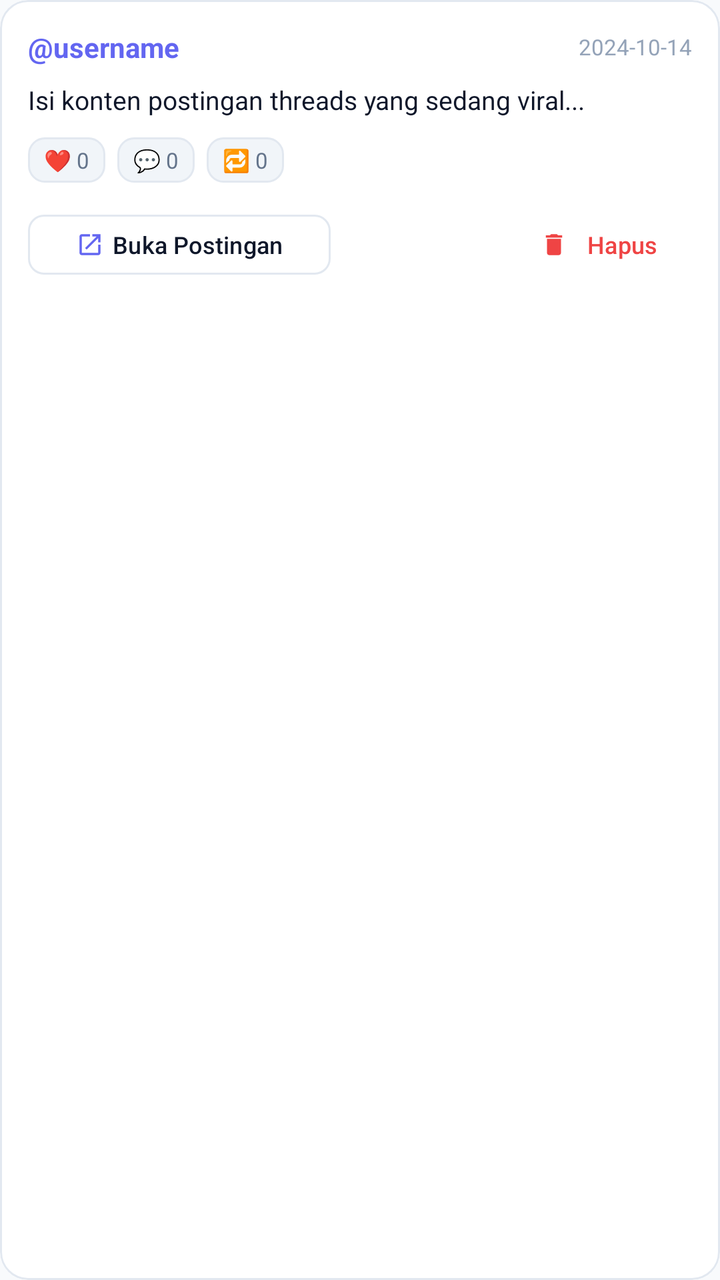
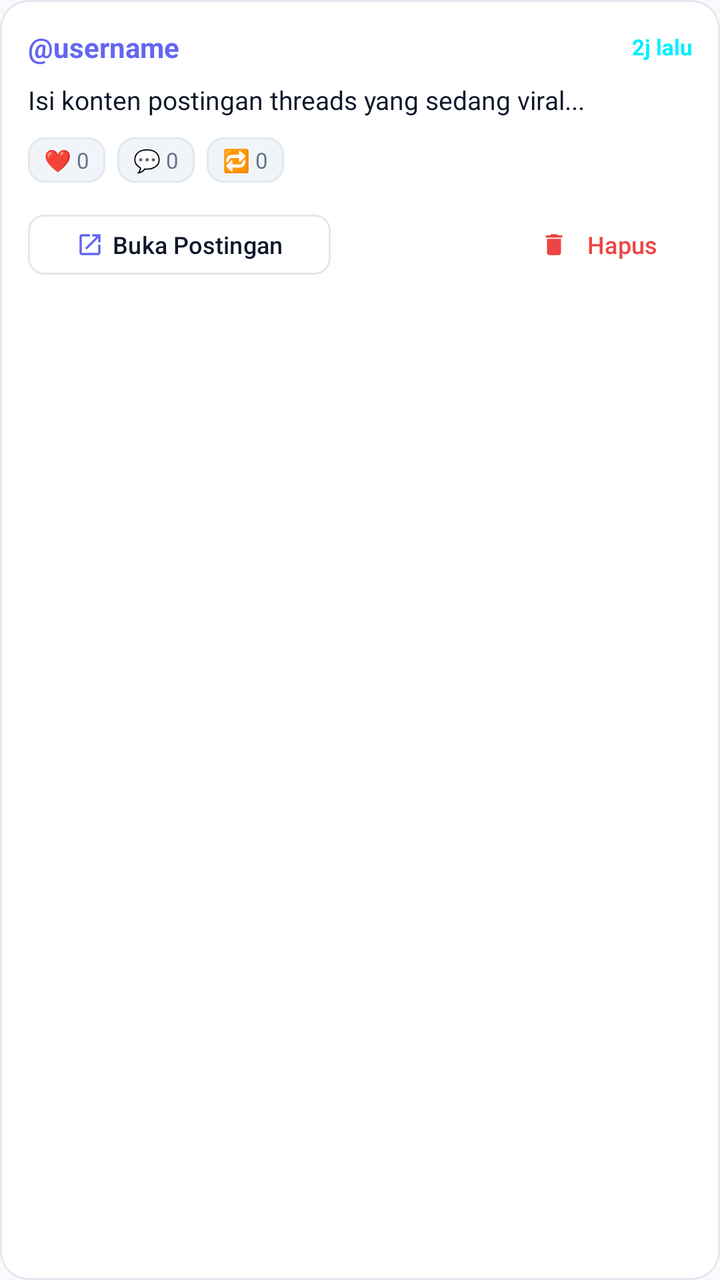

Screens rendered from an Android XML layout before and after an edit, with the pre-edit source and the edit as a unified diff.
<!-- AndroidManifest.xml: application theme Theme.ThreadFlow -->
<!-- res/layout/item_target_post.xml -->
<?xml version="1.0" encoding="utf-8"?>
<com.google.android.material.card.MaterialCardView xmlns:android="http://schemas.android.com/apk/res/android"
    xmlns:app="http://schemas.android.com/apk/res-auto"
    android:layout_width="match_parent"
    android:layout_height="wrap_content"
    android:layout_marginBottom="12dp"
    app:cardBackgroundColor="@color/surface_card"
    app:cardCornerRadius="14dp"
    app:cardElevation="0dp"
    app:strokeColor="@color/stroke_color"
    app:strokeWidth="1dp">

    <LinearLayout
        android:layout_width="match_parent"
        android:layout_height="wrap_content"
        android:orientation="vertical"
        android:padding="14dp">

        <LinearLayout
            android:layout_width="match_parent"
            android:layout_height="wrap_content"
            android:gravity="center_vertical"
            android:orientation="horizontal">

            <TextView
                android:id="@+id/tvAuthor"
                android:layout_width="0dp"
                android:layout_height="wrap_content"
                android:layout_weight="1"
                android:text="@username"
                android:textColor="@color/primary"
                android:textSize="14sp"
                android:textStyle="bold" />

            <TextView
                android:id="@+id/tvDate"
                android:layout_width="wrap_content"
                android:layout_height="wrap_content"
                android:text="2024-10-14"
                android:textColor="@color/text_muted"
                android:textSize="11sp" />
        </LinearLayout>

        <TextView
            android:id="@+id/tvContent"
            android:layout_width="match_parent"
            android:layout_height="wrap_content"
            android:layout_marginTop="8dp"
            android:ellipsize="end"
            android:maxLines="3"
            android:text="Isi konten postingan threads yang sedang viral..."
            android:textColor="@color/text_primary"
            android:textSize="13sp" />

        
        <LinearLayout
            android:layout_width="match_parent"
            android:layout_height="wrap_content"
            android:layout_marginTop="10dp"
            android:gravity="center_vertical"
            android:orientation="horizontal">

            <TextView
                android:id="@+id/tvLikes"
                android:layout_width="wrap_content"
                android:layout_height="wrap_content"
                android:background="@drawable/bg_badge_pill"
                android:paddingHorizontal="8dp"
                android:paddingVertical="4dp"
                android:text="❤️ 0"
                android:textColor="@color/text_secondary"
                android:textSize="11sp" />

            <TextView
                android:id="@+id/tvComments"
                android:layout_width="wrap_content"
                android:layout_height="wrap_content"
                android:layout_marginStart="6dp"
                android:background="@drawable/bg_badge_pill"
                android:paddingHorizontal="8dp"
                android:paddingVertical="4dp"
                android:text="💬 0"
                android:textColor="@color/text_secondary"
                android:textSize="11sp" />

            <TextView
                android:id="@+id/tvReposts"
                android:layout_width="wrap_content"
                android:layout_height="wrap_content"
                android:layout_marginStart="6dp"
                android:background="@drawable/bg_badge_pill"
                android:paddingHorizontal="8dp"
                android:paddingVertical="4dp"
                android:text="🔁 0"
                android:textColor="@color/text_secondary"
                android:textSize="11sp" />
        </LinearLayout>

        
        <LinearLayout
            android:layout_width="match_parent"
            android:layout_height="wrap_content"
            android:layout_marginTop="12dp"
            android:gravity="center_vertical"
            android:orientation="horizontal">

            <com.google.android.material.button.MaterialButton
                android:id="@+id/btnViewPost"
                style="@style/Widget.Material3.Button.OutlinedButton"
                android:layout_width="wrap_content"
                android:layout_height="38dp"
                android:text="@string/btn_view_post"
                android:textColor="@color/text_primary"
                android:textSize="12sp"
                app:cornerRadius="8dp"
                app:icon="@drawable/ic_open_in_new"
                app:iconSize="14dp"
                app:strokeColor="@color/stroke_color" />

            <View
                android:layout_width="0dp"
                android:layout_height="1dp"
                android:layout_weight="1" />

            <com.google.android.material.button.MaterialButton
                android:id="@+id/btnRemove"
                style="@style/Widget.Material3.Button.TextButton"
                android:layout_width="wrap_content"
                android:layout_height="38dp"
                android:text="@string/btn_remove"
                android:textColor="@color/accent_red"
                android:textSize="12sp"
                app:icon="@drawable/ic_delete"
                app:iconSize="14dp"
                app:iconTint="@color/accent_red" />
        </LinearLayout>

    </LinearLayout>
</com.google.android.material.card.MaterialCardView>
<!-- resources referenced by this layout -->
<resources>
  <color name="accent_red">#EF4444</color>
  <color name="primary">#6366F1</color>
  <color name="stroke_color">#E2E8F0</color>
  <color name="surface_card">#FFFFFF</color>
  <color name="text_muted">#94A3B8</color>
  <color name="text_primary">#0F172A</color>
  <color name="text_secondary">#64748B</color>
  <!-- drawable bg_badge_pill (drawable) -->
  <?xml version="1.0" encoding="utf-8"?>
  <shape xmlns:android="http://schemas.android.com/apk/res/android"
      android:shape="rectangle">
      <corners android:radius="8dp" />
      <solid android:color="@color/surface_variant" />
      <stroke android:width="1dp" android:color="@color/stroke_color" />
  </shape>
  <!-- drawable ic_delete (drawable) -->
  <vector xmlns:android="http://schemas.android.com/apk/res/android"
      android:width="24dp"
      android:height="24dp"
      android:viewportWidth="24"
      android:viewportHeight="24">
      <path
          android:fillColor="#FFFFFFFF"
          android:pathData="M6,19c0,1.1 0.9,2 2,2h8c1.1,0 2,-0.9 2,-2V7H6v12zM19,4h-3.5l-1,-1h-5l-1,1H5v2h14V4z"/>
  </vector>
  <!-- drawable ic_open_in_new (drawable) -->
  <vector xmlns:android="http://schemas.android.com/apk/res/android"
      android:width="24dp"
      android:height="24dp"
      android:viewportWidth="24"
      android:viewportHeight="24">
      <path
          android:fillColor="#FFFFFFFF"
          android:pathData="M19,19H5V5h7V3H5c-1.11,0 -2,0.9 -2,2v14c0,1.1 0.89,2 2,2h14c1.1,0 2,-0.9 2,-2v-7h-2v7zM14,3v2h3.59l-9.83,9.83 1.41,1.41L19,6.41V10h2V3h-7z"/>
  </vector>
  <string name="btn_remove">Hapus</string>
  <string name="btn_view_post">Buka Postingan</string>
  <style name="Theme.ThreadFlow" parent="Theme.Material3.DayNight.NoActionBar">
          <item name="colorPrimary">@color/primary</item>
          <item name="colorPrimaryVariant">@color/primary_variant</item>
          <item name="colorOnPrimary">@color/on_primary</item>
          <item name="colorSecondary">@color/secondary</item>
          <item name="colorOnSecondary">@color/on_secondary</item>
          <item name="android:statusBarColor">@color/bg_canvas</item>
          <item name="android:windowLightStatusBar">true</item>
          <item name="android:navigationBarColor">@color/bg_canvas</item>
          <item name="android:windowBackground">@color/bg_canvas</item>
          <item name="shapeAppearanceSmallComponent">@style/ShapeAppearance.ThreadFlow.Small</item>
          <item name="shapeAppearanceMediumComponent">@style/ShapeAppearance.ThreadFlow.Medium</item>
          <item name="shapeAppearanceLargeComponent">@style/ShapeAppearance.ThreadFlow.Large</item>
      </style>
  <color name="surface_variant">#F1F5F9</color>
  <color name="primary_variant">#4F46E5</color>
  <color name="on_primary">#FFFFFF</color>
  <color name="secondary">#EC4899</color>
  <color name="on_secondary">#FFFFFF</color>
  <color name="bg_canvas">#F8FAFC</color>
  <style name="ShapeAppearance.ThreadFlow.Small" parent="ShapeAppearance.Material3.SmallComponent">
          <item name="cornerSize">10dp</item>
      </style>
  <style name="ShapeAppearance.ThreadFlow.Medium" parent="ShapeAppearance.Material3.MediumComponent">
          <item name="cornerSize">16dp</item>
      </style>
  <style name="ShapeAppearance.ThreadFlow.Large" parent="ShapeAppearance.Material3.LargeComponent">
          <item name="cornerSize">20dp</item>
      </style>
</resources>

<!-- the commit's change to res/layout/item_target_post.xml (unified diff, before → after) -->
@@ -36,8 +36,9 @@
                 android:id="@+id/tvDate"
                 android:layout_width="wrap_content"
                 android:layout_height="wrap_content"
-                android:text="2024-10-14"
-                android:textColor="@color/text_muted"
+                android:text="2j lalu"
+                android:textColor="@color/accent_cyan"
+                android:textStyle="bold"
                 android:textSize="11sp" />
         </LinearLayout>
 
<!-- resource entries referenced after the edit -->
@@ -1,10 +1,10 @@
 <!-- resources referenced by this layout -->
 <resources>
+  <color name="accent_cyan">#00F0FF</color>
   <color name="accent_red">#EF4444</color>
   <color name="primary">#6366F1</color>
   <color name="stroke_color">#E2E8F0</color>
   <color name="surface_card">#FFFFFF</color>
-  <color name="text_muted">#94A3B8</color>
   <color name="text_primary">#0F172A</color>
   <color name="text_secondary">#64748B</color>
   <!-- drawable bg_badge_pill (drawable) -->
